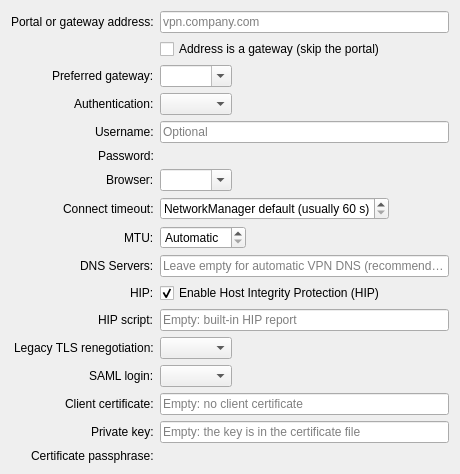
Before: the Qt Designer form plugins/plasma/gpclientwidget.ui in AceOfSnakes/GlobalProtect-SAML-NetworkManager, drawn with Qt 5.
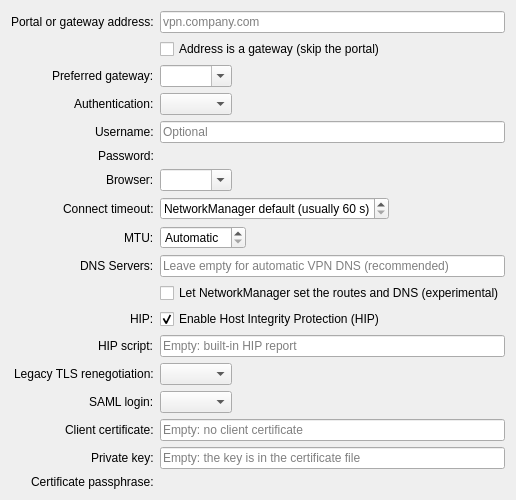
After: the same form once the commit is applied. Custom widgets are drawn as their Qt base class.

Commit message: nm-routing: NetworkManager sets the tunnel's routes and DNS (#128)

What changed in the file:
```diff
--- a/plugins/plasma/gpclientwidget.ui
+++ b/plugins/plasma/gpclientwidget.ui
@@ -217,21 +217,31 @@
      </property>
     </widget>
    </item>
-   <item row="11" column="0">
+   <item row="11" column="1">
+    <widget class="QCheckBox" name="nmRoutingCheckBox">
+     <property name="text">
+      <string>Let NetworkManager set the routes and DNS (experimental)</string>
+     </property>
+     <property name="toolTip">
+      <string>NetworkManager configures the tunnel's routes, DNS and default route from what the gateway sends, instead of vpnc-script. Routes the gateway excludes from the tunnel are ignored.</string>
+     </property>
+    </widget>
+   </item>
+   <item row="12" column="0">
     <widget class="QLabel" name="hipLabel">
      <property name="text">
       <string>HIP:</string>
      </property>
     </widget>
    </item>
-   <item row="12" column="0">
+   <item row="13" column="0">
     <widget class="QLabel" name="hipScriptLabel">
      <property name="text">
       <string>HIP script:</string>
      </property>
     </widget>
    </item>
-   <item row="12" column="1">
+   <item row="13" column="1">
     <widget class="QLineEdit" name="hipScriptLineEdit">
      <property name="toolTip">
       <string>Optional absolute path to a custom HIP executable, passed to gpclient as --hip=&lt;path&gt;.
@@ -243,14 +253,14 @@
      </property>
     </widget>
    </item>
-   <item row="13" column="0">
+   <item row="14" column="0">
     <widget class="QLabel" name="fixOpensslLabel">
      <property name="text">
       <string>Legacy TLS renegotiation:</string>
      </property>
     </widget>
    </item>
-   <item row="13" column="1">
+   <item row="14" column="1">
     <widget class="QComboBox" name="fixOpensslComboBox">
      <property name="toolTip">
       <string>Portals with an old TLS stack need renegotiation that OpenSSL 3 refuses by default.
@@ -259,14 +269,14 @@
      <!-- Items are added programmatically (auto / true / false) -->
     </widget>
    </item>
-   <item row="14" column="0">
+   <item row="15" column="0">
     <widget class="QLabel" name="samlAuthLabel">
      <property name="text">
       <string>SAML login:</string>
      </property>
     </widget>
    </item>
-   <item row="14" column="1">
+   <item row="15" column="1">
     <widget class="QComboBox" name="samlAuthComboBox">
      <property name="toolTip">
       <string>Where the browser login runs: in the service, or in the login dialog (in your session).</string>
@@ -274,7 +284,7 @@
      <!-- Items are added programmatically (service / dialog) -->
     </widget>
    </item>
-   <item row="11" column="1">
+   <item row="12" column="1">
     <widget class="QCheckBox" name="hipCheckBox">
      <property name="text">
       <string>Enable Host Integrity Protection (HIP)</string>
@@ -287,14 +297,14 @@
      </property>
     </widget>
    </item>
-   <item row="15" column="0">
+   <item row="16" column="0">
     <widget class="QLabel" name="userCertLabel">
      <property name="text">
       <string>Client certificate:</string>
      </property>
     </widget>
    </item>
-   <item row="15" column="1">
+   <item row="16" column="1">
     <widget class="QLineEdit" name="userCertLineEdit">
      <property name="toolTip">
       <string>Optional absolute path to the client certificate file (PEM or PKCS#12), owned by your desktop user.</string>
@@ -304,14 +314,14 @@
      </property>
     </widget>
    </item>
-   <item row="16" column="0">
+   <item row="17" column="0">
     <widget class="QLabel" name="userKeyLabel">
      <property name="text">
       <string>Private key:</string>
      </property>
     </widget>
    </item>
-   <item row="16" column="1">
+   <item row="17" column="1">
     <widget class="QLineEdit" name="userKeyLineEdit">
      <property name="toolTip">
       <string>Optional absolute path to the private key file (PEM), owned by your desktop user. Ignored without a client certificate.</string>
@@ -321,14 +331,14 @@
      </property>
     </widget>
    </item>
-   <item row="17" column="0">
+   <item row="18" column="0">
     <widget class="QLabel" name="certPassLabel">
      <property name="text">
       <string>Certificate passphrase:</string>
      </property>
     </widget>
    </item>
-   <item row="17" column="1">
+   <item row="18" column="1">
     <widget class="PasswordField" name="certPassField">
     </widget>
    </item>
```
The commit also changes 92 other files.
